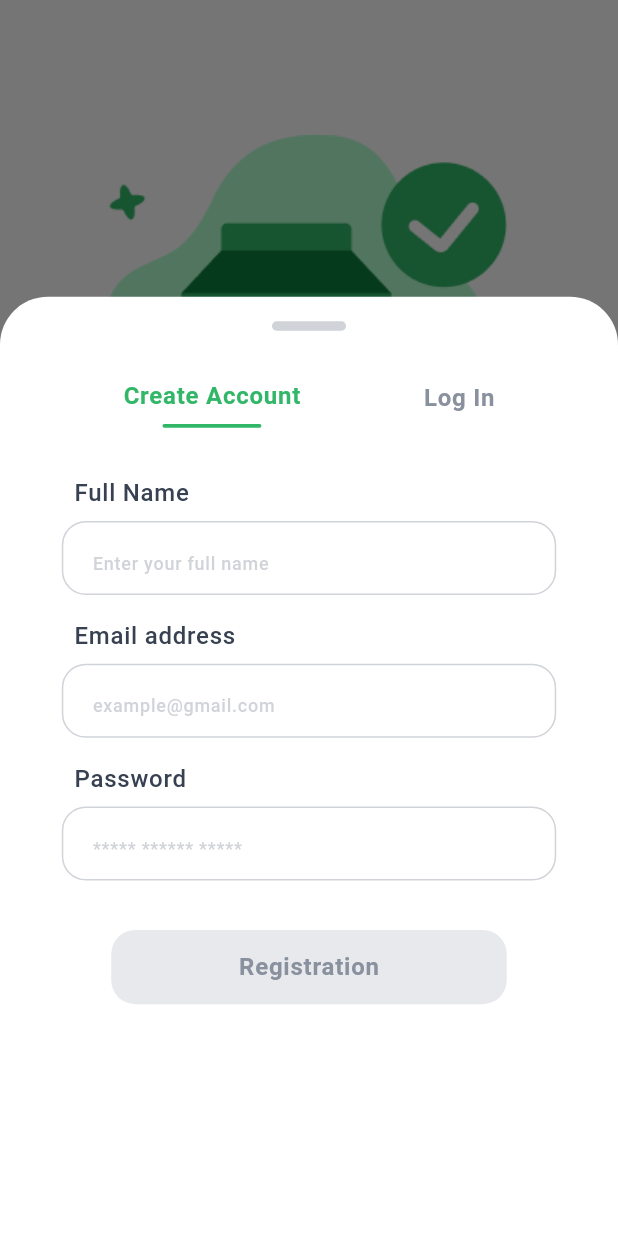
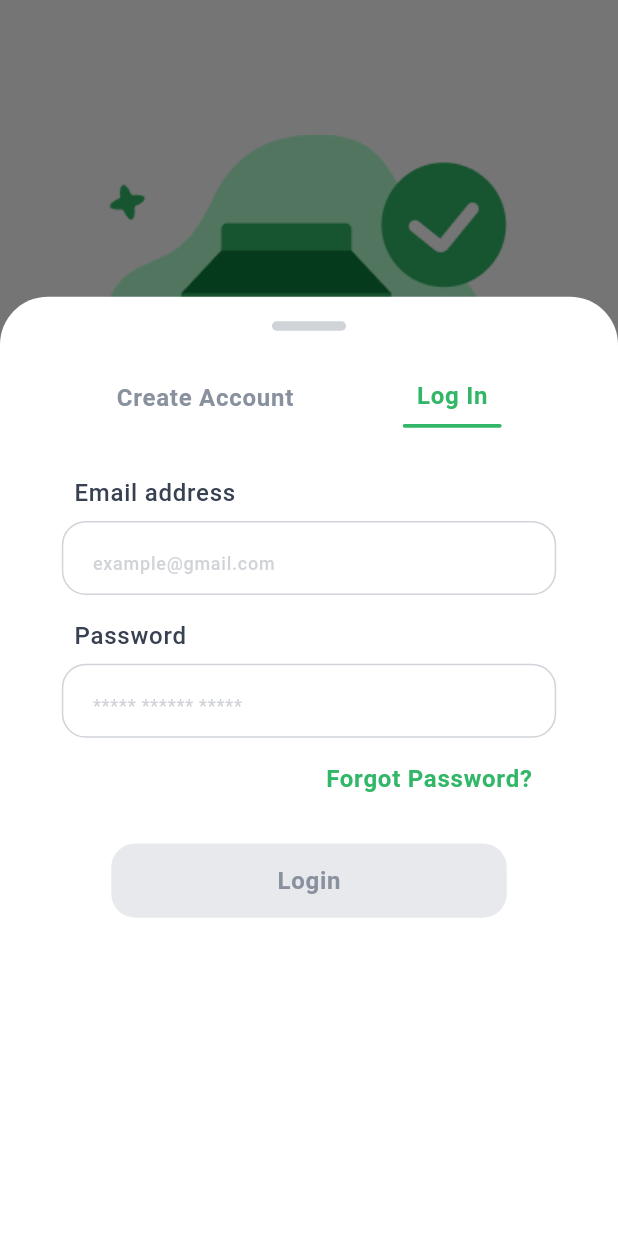
Before and after one commit to envertunasonmez/restaurantsApp, a Flutter app: the screen it shows after launch, after a tap on "Login", on a phone screen of 412 x 824 dp. Run offline on Flutter 3.47's test engine with Material 3 defaults, Android fonts, the phone set to English and light mode, and no system bars; our stand-ins replace form_builder_validators, get, hive_flutter, responsive_builder; accounts and stored records are empty; Roboto replaces fonts that are missing (Poppins).

Commit message:
finish  - login screen created

```diff
--- a/lib/helper/bottom_sheet/modal_bottom_sheet.dart
+++ b/lib/helper/bottom_sheet/modal_bottom_sheet.dart
@@ -1,7 +1,9 @@
 import 'package:flutter/material.dart';
+import 'package:flutter/widgets.dart';
 import 'package:form_builder_validators/form_builder_validators.dart';
 import 'package:get/get.dart';
 import 'package:restaurant_app/controller/auth/auth_controller.dart';
+import 'package:restaurant_app/core/constant/color.dart';
 import 'package:restaurant_app/core/extension/num_x.dart';
 import 'package:restaurant_app/widget_modal/button/button.dart';
 import '../../core/constant/radius.dart';
@@ -10,7 +12,7 @@ import '../../widget_modal/bottom_sheet/handler/handler.dart';
 import '../../widget_modal/input_field/input_field.dart';
 
 class AppBottomSheet {
-  static void showAuthBottomSheet() {
+  static void showCreateAccountBottomSheet() {
     showModalBottomSheet(
       context: Get.context!,
       isScrollControlled: true,
@@ -105,4 +107,110 @@ class AppBottomSheet {
       ),
     );
   }
+
+  static void showLogInBottomSheet() {
+    showModalBottomSheet(
+      context: Get.context!,
+      isScrollControlled: true,
+      backgroundColor: Colors.transparent,
+      builder: (context) => Container(
+        height: 76.h,
+        decoration: BoxDecoration(
+          color: Get.theme.colorScheme.secondary,
+          borderRadius: BorderRadius.only(
+            topLeft: Radius.circular(
+              AppRadius.bottomSheetRadius,
+            ),
+            topRight: Radius.circular(
+              AppRadius.bottomSheetRadius,
+            ),
+          ),
+        ),
+        child: GetBuilder<AuthController>(
+            id: 'authController',
+            builder: (ac) {
+              return Center(
+                child: SizedBox(
+                  width: 80.w,
+                  child: Column(
+                    children: [
+                      2.yh,
+                      const BottomSheetHandler(),
+                      4.yh,
+                      Row(
+                        mainAxisAlignment: MainAxisAlignment.spaceAround,
+                        children: [
+                          BottomSheetCategory(
+                            text: 'Create Account',
+                            onTap: () {},
+                            isActive: false,
+                          ),
+                          BottomSheetCategory(
+                            text: 'Log In',
+                            onTap: () {},
+                            isActive: true,
+                          )
+                        ],
+                      ),
+                      4.yh,
+                      Form(
+                          child: Column(
+                        children: [
+                          AppInputField(
+                            controller: ac.emailTextController,
+                            title: 'Email address',
+                            hint: 'example@gmail.com',
+                            validator: FormBuilderValidators.compose([
+                              FormBuilderValidators.required(),
+                              FormBuilderValidators.email(),
+                            ]),
+                          ),
+                          2.yh,
+                          AppInputField(
+                            controller: ac.passwordTextController,
+                            title: 'Password',
+                            hint: '***** ****** *****',
+                            validator: FormBuilderValidators.compose([
+                              FormBuilderValidators.required(),
+                              FormBuilderValidators.minLength(6),
+                            ]),
+                          ),
+                          2.yh,
+                          GestureDetector(
+                            onTap: () {
+                              print('tıklandı');
+                            },
+                            child: Padding(
+                              padding: 160.pLeft,
+                              child: Container(
+                                child: Text(
+                                  'Forgot Password?',
+                                  style:
+                                      Get.theme.textTheme.labelMedium!.copyWith(
+                                    fontWeight: FontWeight.bold,
+                                    color: ColorConstants.primary,
+                                  ),
+                                ),
+                              ),
+                            ),
+                          ),
+                          4.yh,
+                          Padding(
+                            padding: 8.w.pH,
+                            child: AppButton(
+                              text: 'Login',
+                              onTap: () {},
+                              isInActive: true,
+                            ),
+                          ),
+                        ],
+                      ))
+                    ],
+                  ),
+                ),
+              );
+            }),
+      ),
+    );
+  }
 }
--- a/lib/presentation/auth/main/auth_main.dart
+++ b/lib/presentation/auth/main/auth_main.dart
@@ -59,13 +59,13 @@ class AuthMainScreen extends StatelessWidget {
               //Create account button
               AppButton(
                 text: 'Create Account',
-                onTap: () {},
+                onTap: () => AppBottomSheet.showCreateAccountBottomSheet(),
               ),
               2.yh,
               //Log in button
               AppButton(
                 text: 'Login',
-                onTap: () => AppBottomSheet.showAuthBottomSheet(),
+                onTap: () => AppBottomSheet.showLogInBottomSheet(),
                 backgroundColor: ColorConstants.lightPrimary,
                 textColor: Get.theme.colorScheme.primary,
               ),
```
